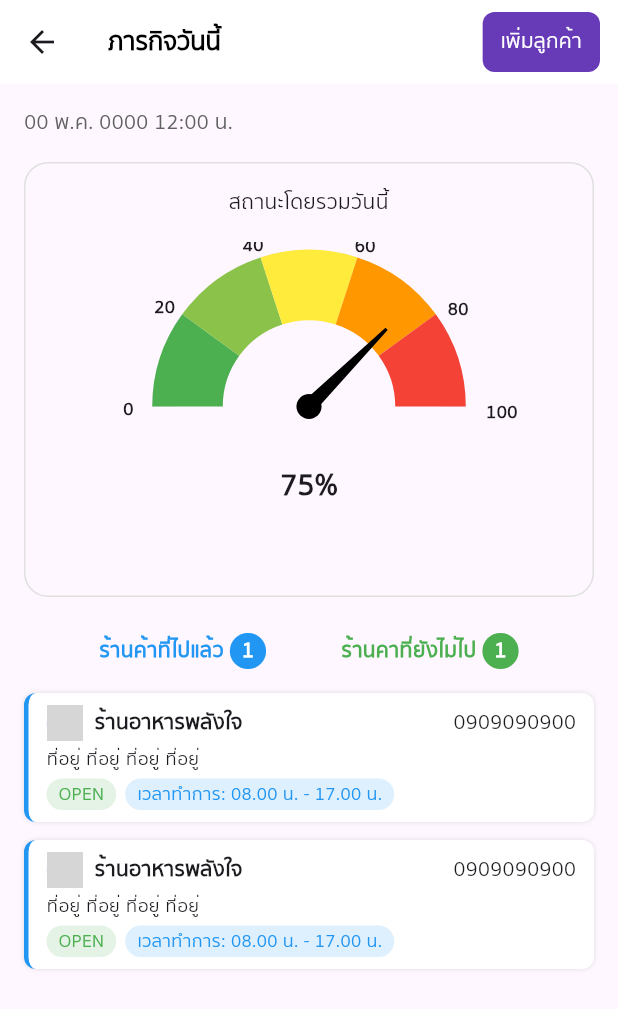
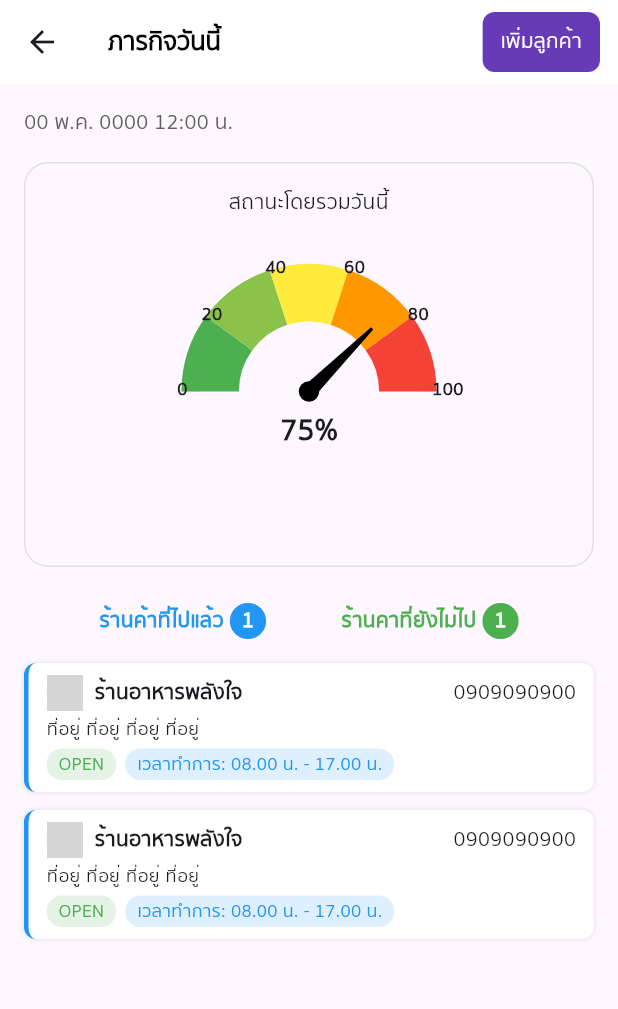
Before and after one commit to AshaTechCorporation/ksice, a Flutter app: the HomePage screen opened directly, on a phone screen of 412 x 824 dp. Shown: the top 1009 px of the screen. Run offline on Flutter 3.47's test engine with Material 3 defaults, Android fonts, the phone set to English and light mode, and no system bars; drawn by our look-alikes of syncfusion_flutter_gauges; our stand-ins replace geolocator, google_maps_flutter, shared_preferences; accounts and stored records are empty; network calls fail; grey boxes are pictures that could not be loaded.

Commit message:
edit home

```diff
--- a/lib/employee/home/homePage.dart
+++ b/lib/employee/home/homePage.dart
@@ -110,20 +110,21 @@ class _HomePageState extends State<HomePage> {
   Widget _buildGaugeWithLabels() {
     return SizedBox(
       width: 360,
-      height: 220,
+      height: 200,
       child: Stack(
         alignment: Alignment.center,
         children: [
+          SizedBox(height: 20,),
           SfRadialGauge(
             axes: <RadialAxis>[
               RadialAxis(
                 minimum: 0,
                 maximum: 100,
                 startAngle: 180,
-                endAngle: 0,
+                endAngle: 360,
                 showLabels: false,
                 showTicks: false,
-                radiusFactor: 0.95,
+                radiusFactor: 0.85,
                 axisLineStyle: const AxisLineStyle(
                   thickness: 0.15,
                   thicknessUnit: GaugeSizeUnit.factor,
@@ -151,13 +152,14 @@ class _HomePageState extends State<HomePage> {
                 annotations: <GaugeAnnotation>[
                   GaugeAnnotation(
                     angle: 90,
-                    positionFactor: 0.5,
+                    positionFactor: 0.3,
                     widget: Text(
                       '${progressValue.toInt()}%',
                       style: const TextStyle(fontSize: 20, fontWeight: FontWeight.bold),
                     ),
                   ),
                 ],
+
               ),
             ],
           ),
@@ -169,15 +171,18 @@ class _HomePageState extends State<HomePage> {
 
   List<Widget> _buildOverlayLabels() {
   List<int> values = [0, 20, 40, 60, 80, 100];
+  double radius = 85; // ปรับให้พอดีกับวง
+  double centerX = 180; // กลางของ SizedBox width: 360
+  double centerY = 100; // กลางของ SizedBox height: 200
+
   return values.map((v) {
-      double angle = 182 - (v / 100 * 180);
-      double radius = 121;
+    double angle = 180 - (v / 100 * 180); // วางตามครึ่งวงกลมด้านบน
     double x = radius * cos(angle * pi / 180);
-      double y = radius * sin(angle * pi / 185);
+    double y = radius * sin(angle * pi / 180);
 
     return Positioned(
-        left: 170 + x,
-        top: 110 - y,
+      left: centerX + x - 10, // -10 เพื่อให้เลขอยู่ตรงกลาง
+      top: centerY - y - 10,   // -8 เพื่อไม่ให้โดนตัดขอบล่าง
       child: Text(
         '$v',
         style: const TextStyle(fontSize: 12, fontWeight: FontWeight.bold),
@@ -185,6 +190,27 @@ class _HomePageState extends State<HomePage> {
     );
   }).toList();
 }
+
+
+
+  // List<Widget> _buildOverlayLabels() {
+  //   List<int> values = [0, 20, 40, 60, 80, 100];
+  //   return values.map((v) {
+  //     double angle = 182 - (v / 100 * 180);
+  //     double radius = 121;
+  //     double x = radius * cos(angle * pi / 180);
+  //     double y = radius * sin(angle * pi / 185);
+
+  //     return Positioned(
+  //       left: 170 + x,
+  //       top: 110 - y,
+  //       child: Text(
+  //         '$v',
+  //         style: const TextStyle(fontSize: 12, fontWeight: FontWeight.bold),
+  //       ),
+  //     );
+  //   }).toList();
+  // }
 
   Widget _buildStatus(String title, int count, Color color) {
     return Row(
--- a/lib/login/loginPage.dart
+++ b/lib/login/loginPage.dart
@@ -23,7 +23,8 @@ class _LoginPageState extends State<LoginPage> {
     return Consumer<LoginController>(
       builder: (context, controller, child) => Scaffold(
         backgroundColor: Colors.white,
-        body: Padding(
+        body: SingleChildScrollView(
+          child: Padding(
             padding: EdgeInsets.symmetric(horizontal: 24.0),
             child: Column(
               crossAxisAlignment: CrossAxisAlignment.start,
@@ -141,6 +142,7 @@ class _LoginPageState extends State<LoginPage> {
             ),
           ),
         ),
+      ),
     );
   }
 }
```
Also changed, not shown: pubspec.lock, 125 other files. Lines whose indentation alone changed are shown as unchanged.
